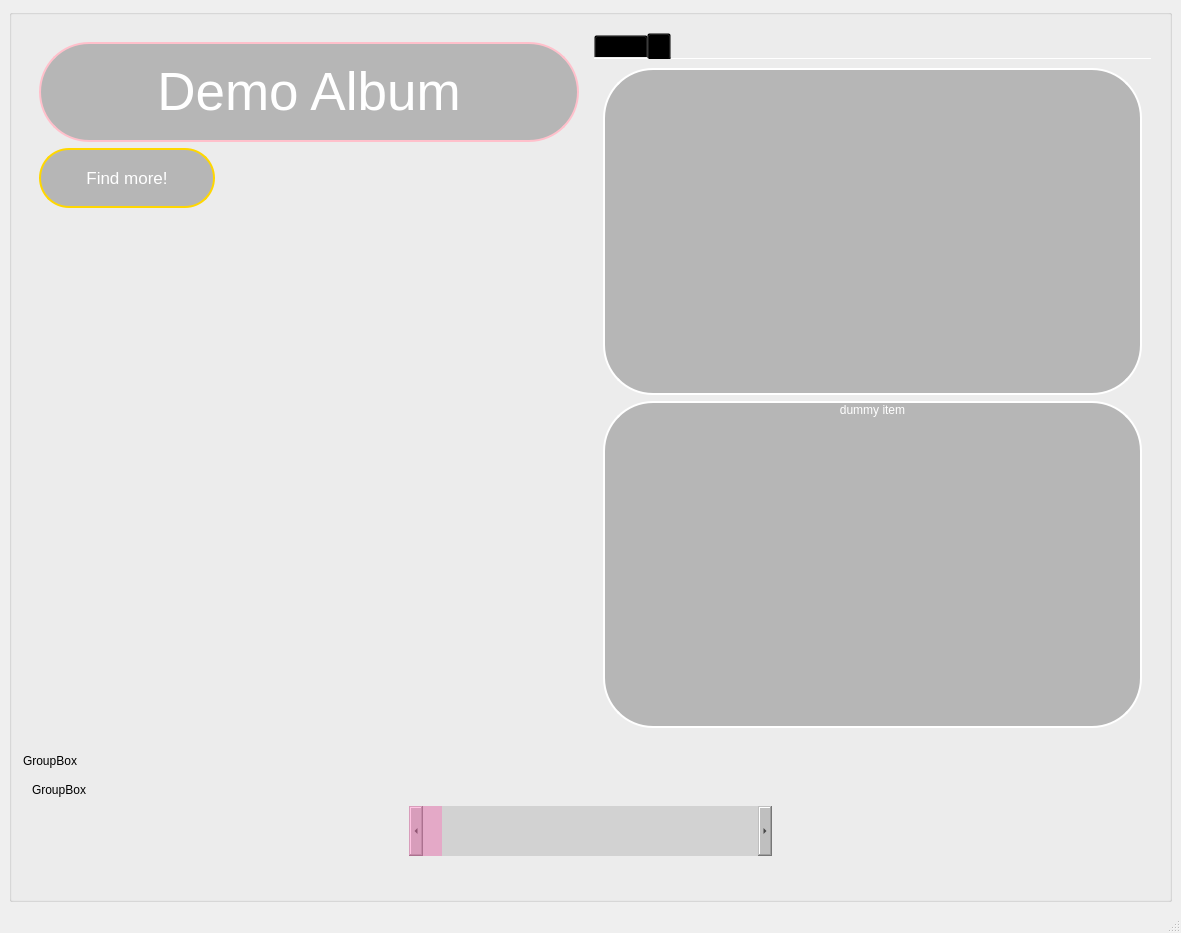
This is ui/album_page/album_window_2.ui in incremen/CyberMusicStreaming as Qt 5 draws it before an edit. The edited form follows.
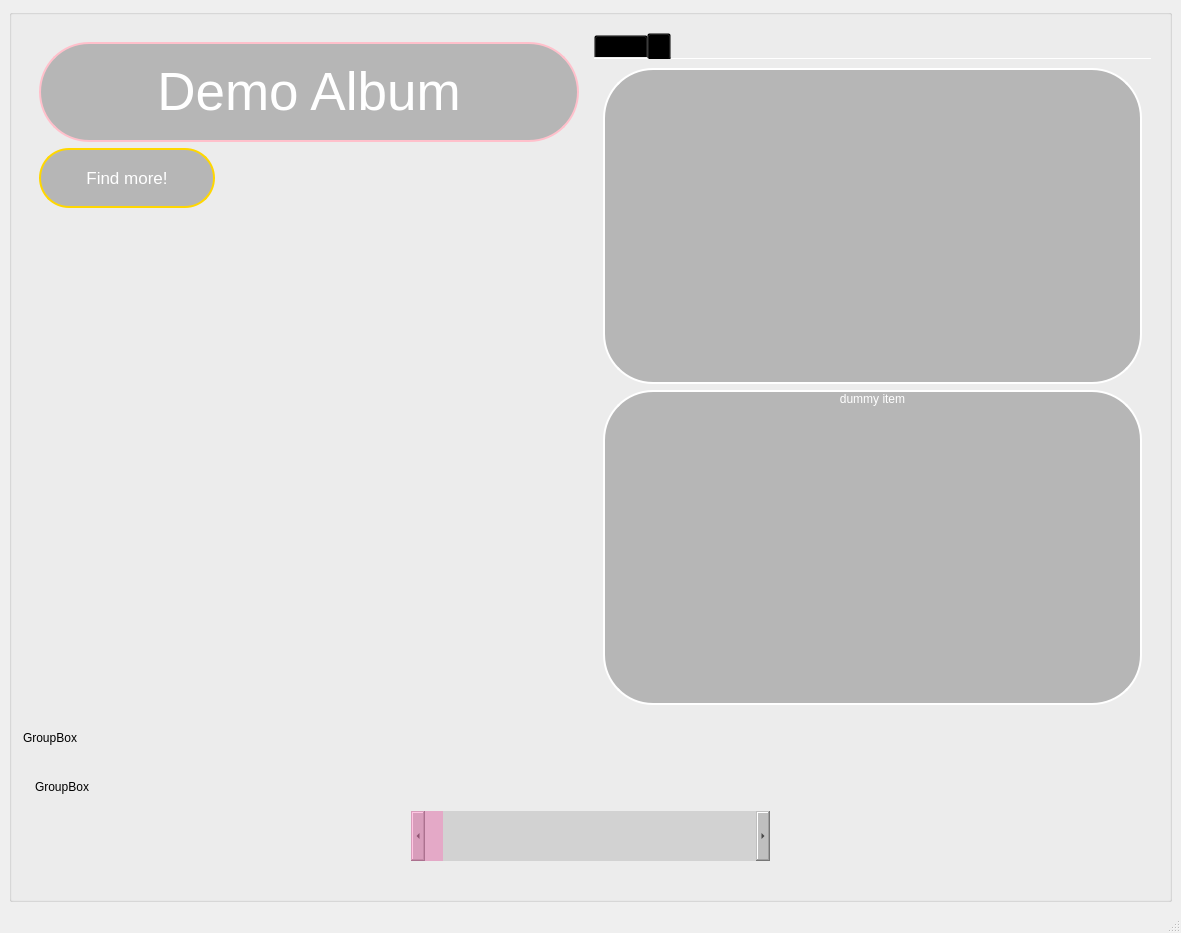
This is the edited form. Icons and pictures are not drawn.

Commit message: fixed the bug by making it load the buttons again each time

Diff of the .ui file:
```diff
--- a/ui/album_page/album_window_2.ui
+++ b/ui/album_page/album_window_2.ui
@@ -291,7 +291,10 @@
           </size>
          </property>
          <property name="styleSheet">
-          <string notr="true">border: none;</string>
+          <string notr="true">#controller_box
+{
+border: none;
+}</string>
          </property>
          <property name="title">
           <string>GroupBox</string>
@@ -327,7 +330,8 @@
              </size>
             </property>
             <property name="styleSheet">
-             <string notr="true">border: none;</string>
+             <string notr="true">#song_btns_box{
+border: none;}</string>
             </property>
             <property name="title">
              <string>GroupBox</string>
@@ -372,8 +376,11 @@
 
 QScrollBar::handle {
  background-color:  rgba(255, 105, 180, 100);
+ min-width: 20px;
 }
 
+
+
 </string>
                </property>
                <property name="orientation">
```
The commit also changes 3 other files.
